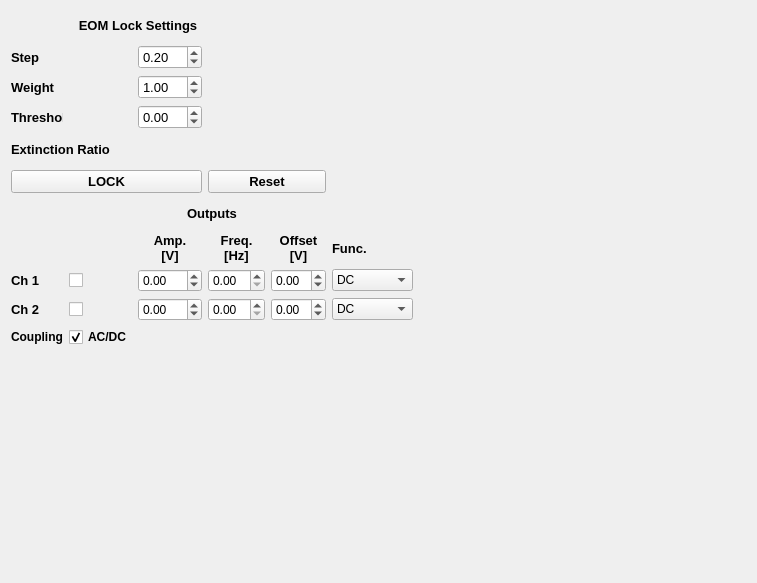
First picture: the form in widgets/scopeWidget/eom_lock/eomLockCustomControl.ui, repository BarakDayanLab/GUI-Experiment, before the edit.
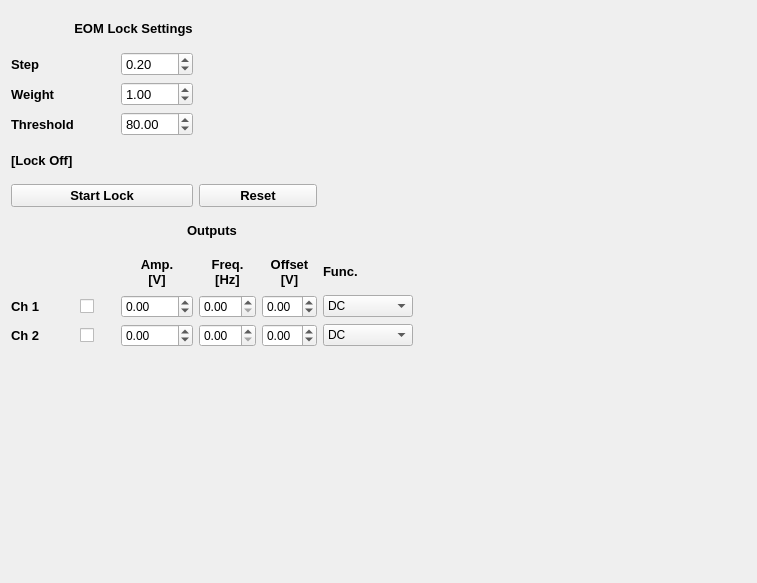
Second picture: the form after the edit.

Commit message: 1) Set RP-host based on user 2) ER Threshold and Volts in UI 3) Lock - on/off

```diff
--- a/widgets/scopeWidget/eom_lock/eomLockCustomControl.ui
+++ b/widgets/scopeWidget/eom_lock/eomLockCustomControl.ui
@@ -67,7 +67,7 @@
        </font>
       </property>
       <property name="text">
-       <string>Extinction Ratio</string>
+       <string>[Lock Off]</string>
       </property>
       <property name="scaledContents">
        <bool>false</bool>
@@ -235,25 +235,6 @@
       </property>
      </widget>
     </item>
-    <item row="11" column="1">
-     <widget class="QCheckBox" name="checkBox_ac_dc_OuputState">
-      <property name="enabled">
-       <bool>true</bool>
-      </property>
-      <property name="font">
-       <font>
-        <weight>75</weight>
-        <bold>true</bold>
-       </font>
-      </property>
-      <property name="text">
-       <string>AC/DC</string>
-      </property>
-      <property name="checked">
-       <bool>true</bool>
-      </property>
-     </widget>
-    </item>
     <item row="8" column="0">
      <widget class="QLabel" name="label_23">
       <property name="font">
@@ -268,19 +249,6 @@
       </property>
      </widget>
     </item>
-    <item row="11" column="0">
-     <widget class="QLabel" name="label_6">
-      <property name="font">
-       <font>
-        <weight>75</weight>
-        <bold>true</bold>
-       </font>
-      </property>
-      <property name="text">
-       <string>Coupling</string>
-      </property>
-     </widget>
-    </item>
     <item row="5" column="3" colspan="2">
      <widget class="QPushButton" name="pushButton_selectPeak">
       <property name="font">
@@ -339,14 +307,17 @@
        </font>
       </property>
       <property name="minimum">
-       <double>-50.000000000000000</double>
+       <double>-100.000000000000000</double>
       </property>
       <property name="maximum">
-       <double>50.000000000000000</double>
+       <double>100.000000000000000</double>
       </property>
       <property name="singleStep">
        <double>1.000000000000000</double>
       </property>
+      <property name="value">
+       <double>80.000000000000000</double>
+      </property>  
      </widget>
     </item>
     <item row="2" column="2">
@@ -490,7 +461,7 @@
        </font>
       </property>
       <property name="text">
-       <string>LOCK</string>
+       <string>Start Lock</string>
       </property>
      </widget>
     </item>
```
Left out of the diff: 4 changed lines with no effect on the pictures. The commit also changes 1 other file.
